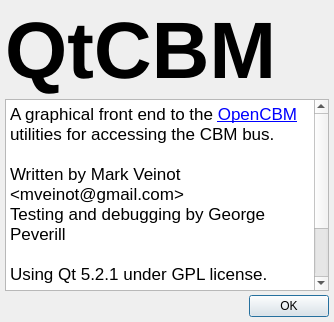
Above: aboutdialog.ui from Pokefinder-org/QtCBM before the change. Below: the same form after it.
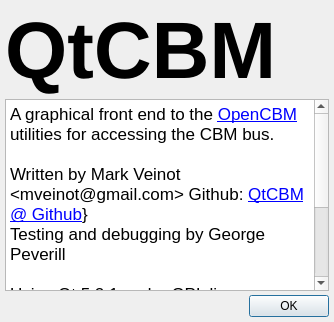
That is the form after the change.

Diff of the .ui file:
```diff
--- a/aboutdialog.ui
+++ b/aboutdialog.ui
@@ -151,14 +151,15 @@
 li.unchecked::marker { content: &quot;\2610&quot;; }
 li.checked::marker { content: &quot;\2612&quot;; }
 &lt;/style&gt;&lt;/head&gt;&lt;body style=&quot; font-family:'Arial'; font-size:10pt; font-weight:400; font-style:normal;&quot;&gt;
-&lt;p style=&quot; margin-top:0px; margin-bottom:0px; margin-left:0px; margin-right:0px; -qt-block-indent:0; text-indent:0px;&quot;&gt;&lt;span style=&quot; font-family:'.Lucida Grande UI'; font-size:13pt;&quot;&gt;A graphical front end to the &lt;/span&gt;&lt;a href=&quot;http://opencbm.trikaliotis.net&quot;&gt;&lt;span style=&quot; font-size:13pt; text-decoration: underline; color:#0000ff;&quot;&gt;OpenCBM&lt;/span&gt;&lt;/a&gt;&lt;span style=&quot; font-family:'.Lucida Grande UI'; font-size:13pt;&quot;&gt; utilities for accessing the CBM bus.&lt;/span&gt;&lt;/p&gt;
+&lt;p style=&quot; margin-top:0px; margin-bottom:0px; margin-left:0px; margin-right:0px; -qt-block-indent:0; text-indent:0px;&quot;&gt;&lt;span style=&quot; font-family:'.Lucida Grande UI'; font-size:13pt;&quot;&gt;A graphical front end to the &lt;/span&gt;&lt;a href=&quot;https://opencbm.trikaliotis.net&quot;&gt;&lt;span style=&quot; font-size:13pt; text-decoration: underline; color:#0000ff;&quot;&gt;OpenCBM&lt;/span&gt;&lt;/a&gt;&lt;span style=&quot; font-family:'.Lucida Grande UI'; font-size:13pt;&quot;&gt; utilities for accessing the CBM bus.&lt;/span&gt;&lt;/p&gt;
 &lt;p style=&quot;-qt-paragraph-type:empty; margin-top:0px; margin-bottom:0px; margin-left:0px; margin-right:0px; -qt-block-indent:0; text-indent:0px; font-family:'.Lucida Grande UI'; font-size:13pt;&quot;&gt;&lt;br /&gt;&lt;/p&gt;
-&lt;p style=&quot; margin-top:0px; margin-bottom:0px; margin-left:0px; margin-right:0px; -qt-block-indent:0; text-indent:0px;&quot;&gt;&lt;span style=&quot; font-family:'.Lucida Grande UI'; font-size:13pt;&quot;&gt;Written by Mark Veinot &amp;lt;mveinot@gmail.com&amp;gt;&lt;/span&gt;&lt;/p&gt;
+&lt;p style=&quot; margin-top:0px; margin-bottom:0px; margin-left:0px; margin-right:0px; -qt-block-indent:0; text-indent:0px;&quot;&gt;&lt;span style=&quot; font-family:'.Lucida Grande UI'; font-size:13pt;&quot;&gt;Written by Mark Veinot &amp;lt;mveinot@gmail.com&amp;gt; Github: &lt;/span&gt;&lt;a href=&quot;https://github.com/mveinot/QtCBM&quot;&gt;&lt;span style=&quot; font-family:'.Lucida Grande UI'; font-size:13pt; text-decoration: underline; color:#0000ff;&quot;&gt;QtCBM @ Github&lt;/span&gt;&lt;/a&gt;&lt;span style=&quot; font-family:'.Lucida Grande UI'; font-size:13pt;&quot;&gt;}&lt;/span&gt;&lt;/p&gt;
 &lt;p style=&quot; margin-top:0px; margin-bottom:0px; margin-left:0px; margin-right:0px; -qt-block-indent:0; text-indent:0px;&quot;&gt;&lt;span style=&quot; font-family:'.Lucida Grande UI'; font-size:13pt;&quot;&gt;Testing and debugging by George Peverill&lt;/span&gt;&lt;/p&gt;
 &lt;p style=&quot;-qt-paragraph-type:empty; margin-top:0px; margin-bottom:0px; margin-left:0px; margin-right:0px; -qt-block-indent:0; text-indent:0px; font-family:'.Lucida Grande UI'; font-size:13pt;&quot;&gt;&lt;br /&gt;&lt;/p&gt;
 &lt;p style=&quot; margin-top:0px; margin-bottom:0px; margin-left:0px; margin-right:0px; -qt-block-indent:0; text-indent:0px;&quot;&gt;&lt;span style=&quot; font-family:'.Lucida Grande UI'; font-size:13pt;&quot;&gt;Using Qt 5.2.1 under GPL license.&lt;/span&gt;&lt;/p&gt;
 &lt;p style=&quot;-qt-paragraph-type:empty; margin-top:0px; margin-bottom:0px; margin-left:0px; margin-right:0px; -qt-block-indent:0; text-indent:0px; font-family:'.Lucida Grande UI'; font-size:13pt;&quot;&gt;&lt;br /&gt;&lt;/p&gt;
-&lt;p style=&quot; margin-top:0px; margin-bottom:0px; margin-left:0px; margin-right:0px; -qt-block-indent:0; text-indent:0px;&quot;&gt;&lt;span style=&quot; font-family:'.Lucida Grande UI'; font-size:13pt;&quot;&gt;D64 image handling from &lt;/span&gt;&lt;a href=&quot;http://www.paradroid.net/diskimage/&quot;&gt;&lt;span style=&quot; font-size:13pt; text-decoration: underline; color:#0000ff;&quot;&gt;diskimage.c&lt;/span&gt;&lt;/a&gt;&lt;span style=&quot; font-family:'.Lucida Grande UI'; font-size:13pt;&quot;&gt; by Per Olofsson, used under a modified BSD license.&lt;/span&gt;&lt;/p&gt;&lt;/body&gt;&lt;/html&gt;</string>
+&lt;p style=&quot; margin-top:0px; margin-bottom:0px; margin-left:0px; margin-right:0px; -qt-block-indent:0; text-indent:0px;&quot;&gt;&lt;span style=&quot; font-family:'.Lucida Grande UI'; font-size:13pt;&quot;&gt;D64 image handling from &lt;/span&gt;&lt;a href=&quot;http://www.paradroid.net/diskimage/&quot;&gt;&lt;span style=&quot; font-size:13pt; text-decoration: underline; color:#0000ff;&quot;&gt;diskimage.c&lt;/span&gt;&lt;/a&gt;&lt;span style=&quot; font-family:'.Lucida Grande UI'; font-size:13pt;&quot;&gt; by Per Olofsson, used under a modified BSD license.&lt;/span&gt;&lt;/p&gt;
+&lt;p style=&quot; margin-top:0px; margin-bottom:0px; margin-left:0px; margin-right:0px; -qt-block-indent:0; text-indent:0px;&quot;&gt;&lt;span style=&quot; font-family:'.Lucida Grande UI'; font-size:13pt;&quot;&gt;This forked version from &lt;/span&gt;&lt;a href=&quot;https://github.com/Pokefinder-org/QtCBM/&quot;&gt;&lt;span style=&quot; font-size:13pt; text-decoration: underline; color:#0000ff;&quot;&gt;https://github.com/Pokefinder-org/QtCBM&lt;/span&gt;&lt;/a&gt;&lt;/p&gt;&lt;/body&gt;&lt;/html&gt;</string>
        </property>
        <property name="openExternalLinks">
         <bool>true</bool>
```
